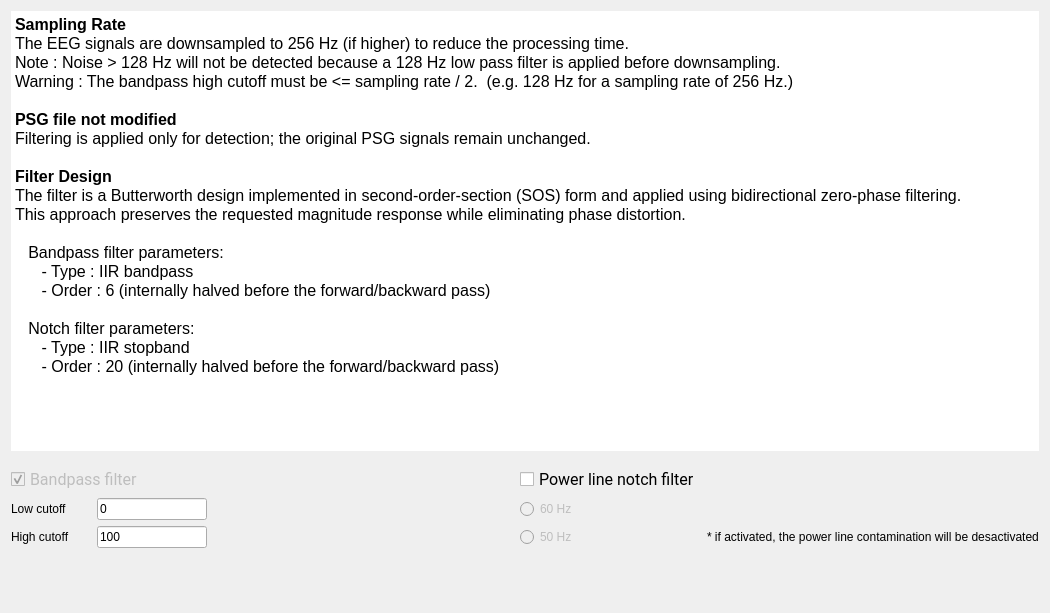
Old version of the form tools/CEAMSTools/DetectArtifacts/FilterSignalsStep/Ui_FilterSignalsStep.ui in the repository SnoozToolbox/snooz-package-ceams.
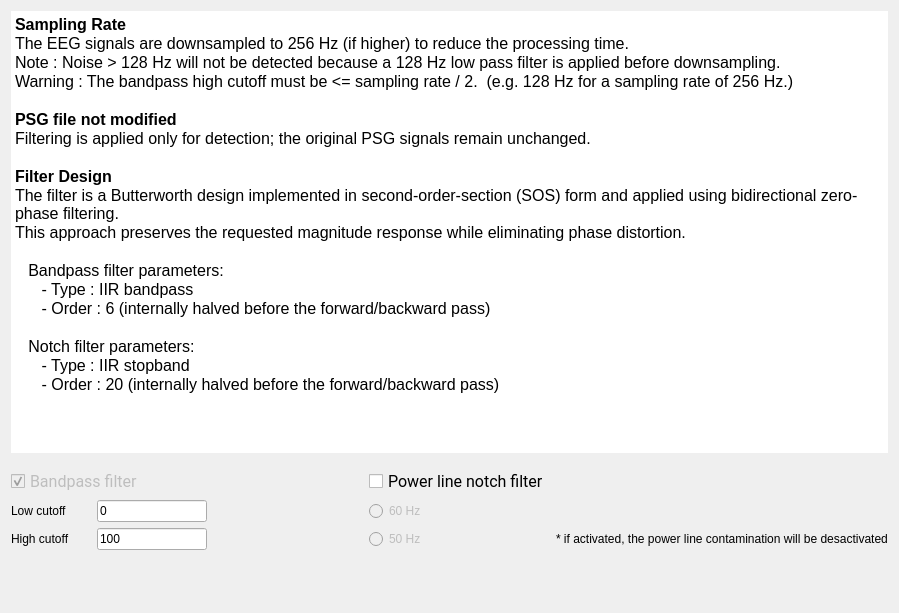
New version of the form.

The edit to the form file:
```diff
--- a/tools/CEAMSTools/DetectArtifacts/FilterSignalsStep/Ui_FilterSignalsStep.ui
+++ b/tools/CEAMSTools/DetectArtifacts/FilterSignalsStep/Ui_FilterSignalsStep.ui
@@ -6,7 +6,7 @@
    <rect>
     <x>0</x>
     <y>0</y>
-    <width>1050</width>
+    <width>899</width>
     <height>613</height>
    </rect>
   </property>
@@ -30,7 +30,7 @@
        <property name="maximumSize">
         <size>
          <width>16777215</width>
-         <height>440</height>
+         <height>450</height>
         </size>
        </property>
        <property name="frameShape">
```
